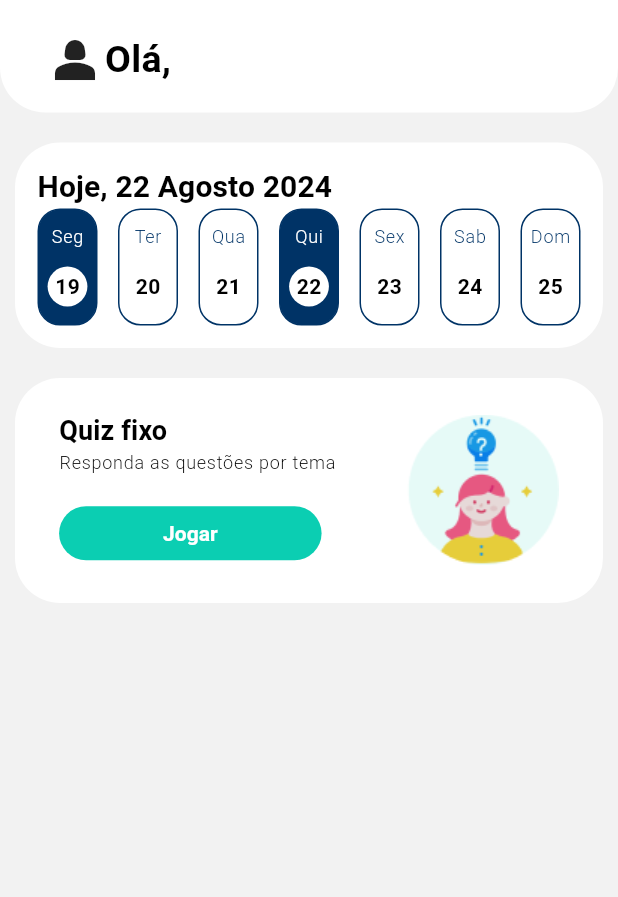
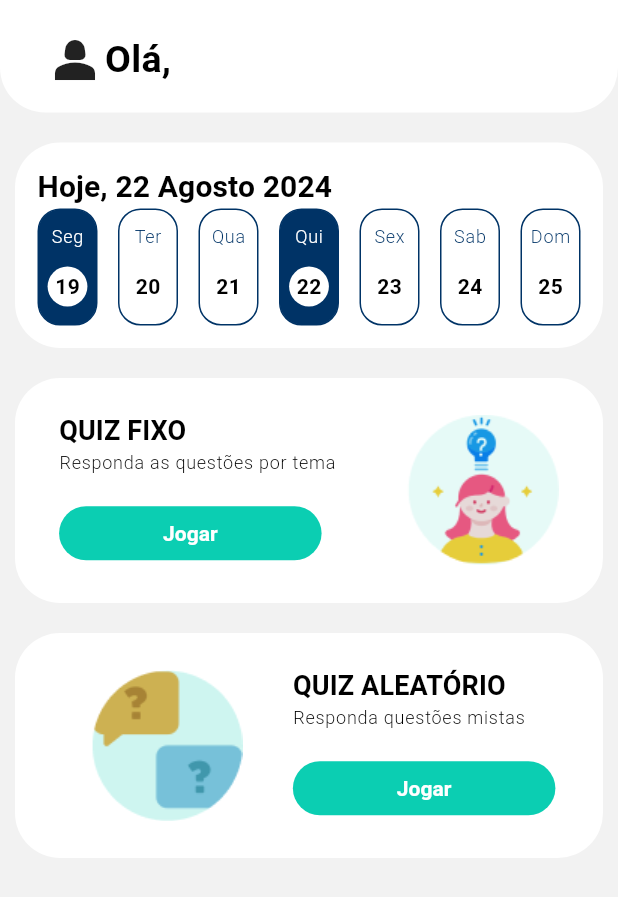
Before and after one commit to val8558/MEDAPP, a Flutter app: the screen it shows once a user with an empty profile is signed in, on a phone screen of 412 x 824 dp. Shown: the top 897 px of the screen. Run offline on Flutter 3.47's test engine with Material 3 defaults, Android fonts, the light colour scheme and no system bars; our stand-ins replace cloud_firestore, firebase_auth, firebase_core, flutter_custom_clippers, google_fonts; accounts and stored records are empty; Roboto replaces fonts that are missing (Exo).

Commit message:
add game

```diff
--- a/lib/home.dart
+++ b/lib/home.dart
@@ -55,6 +55,49 @@ class Home extends StatelessWidget {
         ),
       );
     }
+    RoundCard themeCard({
+      required String title,
+      required String subTitle,
+      required Image img,
+      required Function onPressed,
+      bool imgOnLeft = true,
+    }){
+      return RoundCard(
+        child: Row(
+          mainAxisAlignment: MainAxisAlignment.spaceAround,
+          children: [
+            if(imgOnLeft) img,
+            Column(
+              mainAxisAlignment: MainAxisAlignment.spaceAround,
+              crossAxisAlignment: CrossAxisAlignment.start,
+              children: [
+                RichText(
+                  text: TextSpan(
+                    text: title,
+                    style: textTheme.titleSmall?.copyWith(
+                      fontSize: 18
+                    ),
+                    children: [
+                      TextSpan(
+                        text: "\n$subTitle",
+                        style: textTheme.labelMedium
+                      ),
+                    ]
+                  ),
+                ),
+                const SizedBox(height: 15),
+                TextButton(
+                  onPressed: ()=> onPressed.call(),
+                  child: Text(HomeText.buttonQuiz)
+                )
+              ],
+            ),
+            if(!imgOnLeft) img
+          ],
+        )
+      );
+    }
+
 
     return Scaffold(
       backgroundColor: colorScheme.surface,
@@ -96,43 +139,34 @@ class Home extends StatelessWidget {
                   ],
                 )
               ),
-              RoundCard(
-                child: Row(
-                  mainAxisAlignment: MainAxisAlignment.spaceAround,
-                  children: [
-                    Column(
-                      mainAxisAlignment: MainAxisAlignment.spaceAround,
-                      crossAxisAlignment: CrossAxisAlignment.start,
-                      children: [
-                        RichText(
-                          text: TextSpan(
-                            text: HomeText.quiz,
-                            style: textTheme.titleSmall?.copyWith(
-                              fontSize: 18
-                            ),
-                            children: [
-                              TextSpan(
-                                text: "\n${HomeText.subQuiz}",
-                                style: textTheme.labelMedium
-                              ),
-                            ]
-                          ),
-                        ),
-                        const SizedBox(height: 15),
-                        TextButton(
-                          onPressed: ()=> Navigator.pushNamed(context, '/choseTheme'),
-                          child: Text(HomeText.buttonQuiz)
-                        )
-                      ],
-                    ),
-                    Image.asset(
-                      'assets/fixed_quiz.png',
-                      height: 120,
-                      alignment: Alignment.centerRight,
-                    ),
-                  ],
-                )
-              )
+              themeCard(
+                title: "QUIZ FIXO",
+                subTitle: "Responda as questões por tema",
+                img: Image.asset(
+                  'assets/fixed_quiz.png',
+                  height: 120,
+                  alignment: Alignment.centerRight,
+                ),
+                imgOnLeft: false,
+                onPressed: () => Navigator.pushNamed(context, '/choseTheme')
+              ),
+              themeCard(
+                title: "QUIZ ALEATÓRIO",
+                subTitle: "Responda questões mistas",
+                img: Image.asset(
+                  'assets/random_quiz.png',
+                  height: 120,
+                  alignment: Alignment.centerRight,
+                ),
+                imgOnLeft: true,
+                onPressed: () => Navigator.pushNamed(
+                  context,
+                  '/quiz',
+                  arguments: {
+                  'theme': "",
+                  'infinite': false
+                })
+              ),
             ],
           ),
         )
```
Also changed, not shown: lib/quiz.dart (+115 -18 lines).
